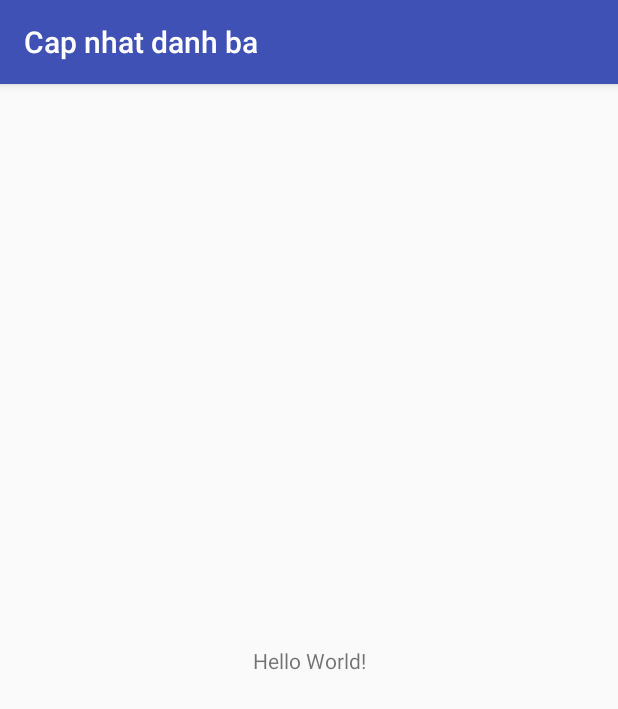
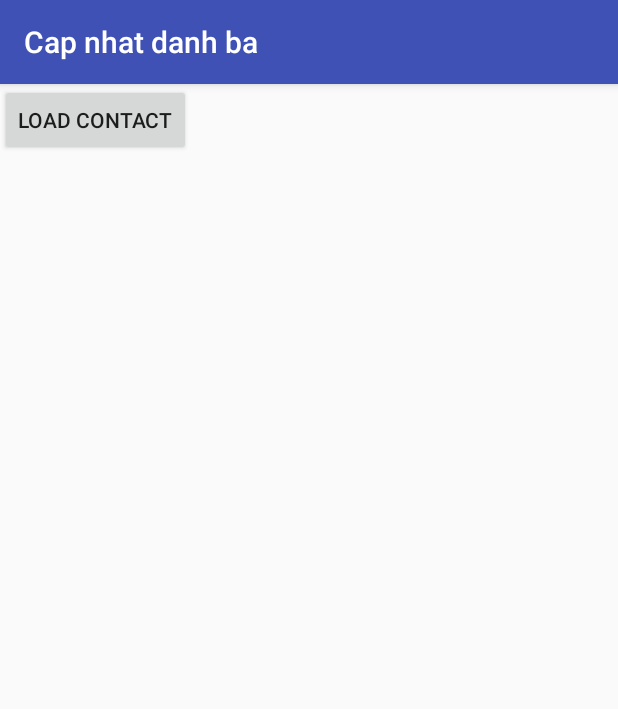
Before and after one commit to dinhlamvn/capnhatdanhba, an Android app: the screen it shows after launch (MainActivity), on a phone screen of 412 x 824 dp. Shown: the top 709 px of the screen. Run offline under Robolectric (Android 15) with nearby library versions, the phone set to English and light mode, and no system bars.

Commit message:
update read contact list

```diff
--- a/Capnhatdanhba/app/src/main/AndroidManifest.xml
+++ b/Capnhatdanhba/app/src/main/AndroidManifest.xml
@@ -1,6 +1,8 @@
 <?xml version="1.0" encoding="utf-8"?>
 <manifest xmlns:android="http://schemas.android.com/apk/res/android"
     package="android.lcd.vn.capnhatdanhba">
+
+    <uses-permission android:name="android.permission.READ_CONTACTS" />
 
     <application
         android:allowBackup="true"
--- a/Capnhatdanhba/app/src/main/res/layout/activity_main.xml
+++ b/Capnhatdanhba/app/src/main/res/layout/activity_main.xml
@@ -1,18 +1,22 @@
 <?xml version="1.0" encoding="utf-8"?>
-<android.support.constraint.ConstraintLayout xmlns:android="http://schemas.android.com/apk/res/android"
-    xmlns:app="http://schemas.android.com/apk/res-auto"
+<LinearLayout xmlns:android="http://schemas.android.com/apk/res/android"
     xmlns:tools="http://schemas.android.com/tools"
     android:layout_width="match_parent"
     android:layout_height="match_parent"
+    android:orientation="vertical"
     tools:context="android.vn.lcd.activity.MainActivity">
 
-    <TextView
+
+    <Button
         android:layout_width="wrap_content"
         android:layout_height="wrap_content"
-        android:text="Hello World!"
-        app:layout_constraintBottom_toBottomOf="parent"
-        app:layout_constraintLeft_toLeftOf="parent"
-        app:layout_constraintRight_toRightOf="parent"
-        app:layout_constraintTop_toTopOf="parent" />
+        android:id="@+id/load_contact"
+        android:text="Load Contact" />
 
-</android.support.constraint.ConstraintLayout>
+    <TextView
+        android:layout_width="match_parent"
+        android:layout_height="wrap_content"
+        android:id="@+id/text_contact_list"
+        android:textSize="16sp"/>
+
+</LinearLayout>
```
Also changed, not shown: Capnhatdanhba/app/src/main/java/android/vn/lcd/activity/MainActivity.java (+55 -0 lines).
